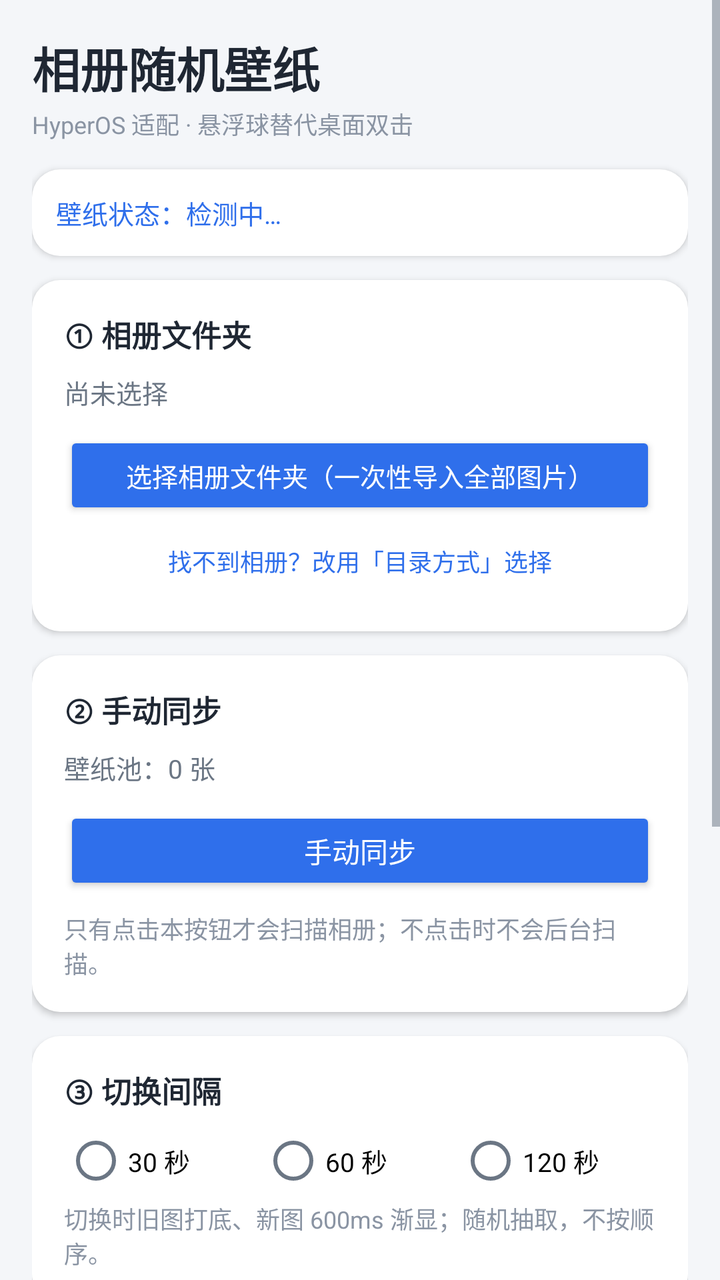
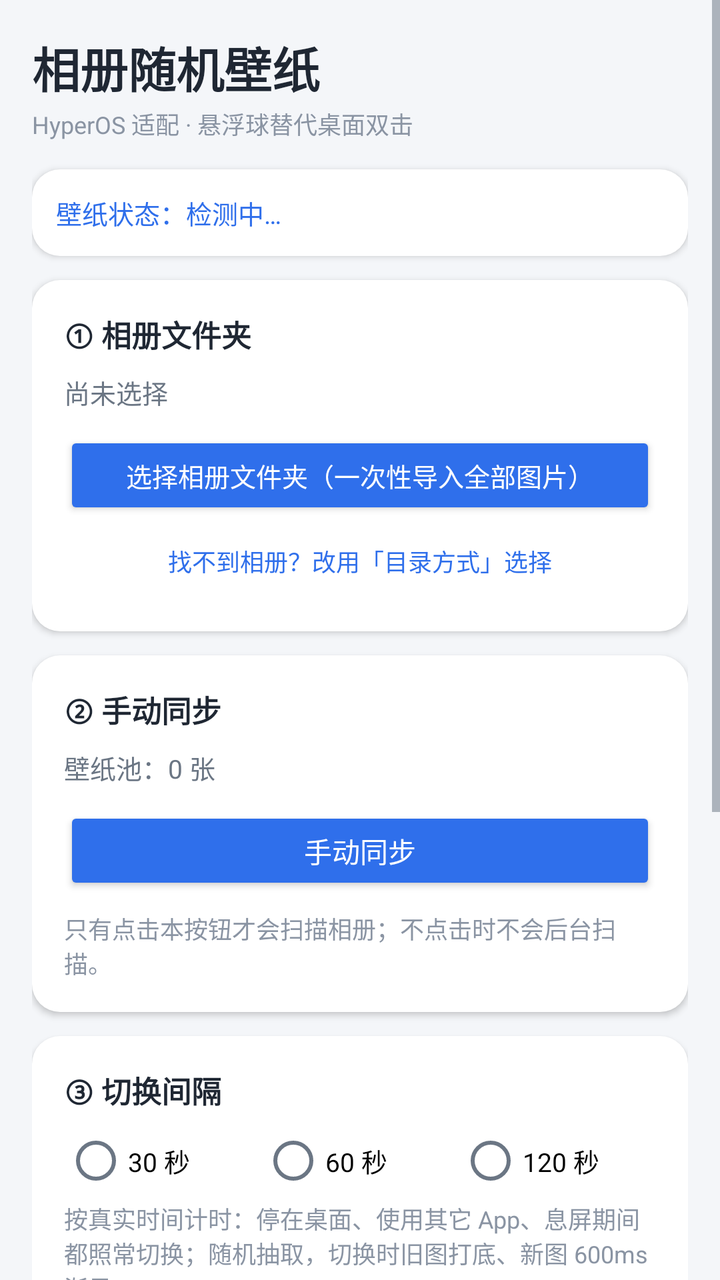

Compare the two renders of this Android layout. The source of the first and the diff that turns it into the second are given below.
<!-- AndroidManifest.xml: application theme AppTheme -->
<!-- res/layout/activity_main.xml -->
<?xml version="1.0" encoding="utf-8"?>
<ScrollView xmlns:android="http://schemas.android.com/apk/res/android"
    android:layout_width="match_parent"
    android:layout_height="match_parent"
    android:fillViewport="true">

    <LinearLayout
        android:layout_width="match_parent"
        android:layout_height="wrap_content"
        android:orientation="vertical"
        android:padding="16dp">

        <TextView
            android:layout_width="wrap_content"
            android:layout_height="wrap_content"
            android:text="相册随机壁纸"
            android:textColor="#1F2733"
            android:textSize="24sp"
            android:textStyle="bold" />

        <TextView
            android:layout_width="wrap_content"
            android:layout_height="wrap_content"
            android:layout_marginTop="2dp"
            android:text="HyperOS 适配 · 悬浮球替代桌面双击"
            android:textColor="#8A94A3"
            android:textSize="12sp" />

        <TextView
            android:id="@+id/tvWallpaperState"
            android:layout_width="match_parent"
            android:layout_height="wrap_content"
            android:layout_marginTop="14dp"
            android:background="@drawable/card_bg"
            android:elevation="2dp"
            android:padding="12dp"
            android:text="壁纸状态：检测中…"
            android:textColor="#2F6FEB"
            android:textSize="13sp" />

        
        <LinearLayout
            android:layout_width="match_parent"
            android:layout_height="wrap_content"
            android:layout_marginTop="12dp"
            android:background="@drawable/card_bg"
            android:elevation="2dp"
            android:orientation="vertical"
            android:padding="16dp">

            <TextView
                android:layout_width="wrap_content"
                android:layout_height="wrap_content"
                android:text="① 相册文件夹"
                android:textColor="#1F2733"
                android:textSize="15sp"
                android:textStyle="bold" />

            <TextView
                android:id="@+id/tvAlbum"
                android:layout_width="match_parent"
                android:layout_height="wrap_content"
                android:layout_marginTop="8dp"
                android:text="尚未选择"
                android:textColor="#6B7684"
                android:textSize="13sp" />

            <Button
                android:id="@+id/btnPickAlbum"
                android:layout_width="match_parent"
                android:layout_height="44dp"
                android:layout_marginTop="10dp"
                android:backgroundTint="#2F6FEB"
                android:text="选择相册文件夹（一次性导入全部图片）"
                android:textColor="#FFFFFF"
                android:textSize="13sp" />

            <Button
                android:id="@+id/btnPickTree"
                style="?android:attr/borderlessButtonStyle"
                android:layout_width="match_parent"
                android:layout_height="38dp"
                android:layout_marginTop="2dp"
                android:text="找不到相册？改用「目录方式」选择"
                android:textColor="#2F6FEB"
                android:textSize="12sp" />
        </LinearLayout>

        
        <LinearLayout
            android:layout_width="match_parent"
            android:layout_height="wrap_content"
            android:layout_marginTop="12dp"
            android:background="@drawable/card_bg"
            android:elevation="2dp"
            android:orientation="vertical"
            android:padding="16dp">

            <TextView
                android:layout_width="wrap_content"
                android:layout_height="wrap_content"
                android:text="② 手动同步"
                android:textColor="#1F2733"
                android:textSize="15sp"
                android:textStyle="bold" />

            <TextView
                android:id="@+id/tvPool"
                android:layout_width="match_parent"
                android:layout_height="wrap_content"
                android:layout_marginTop="8dp"
                android:text="壁纸池：0 张"
                android:textColor="#6B7684"
                android:textSize="13sp" />

            <Button
                android:id="@+id/btnSync"
                android:layout_width="match_parent"
                android:layout_height="44dp"
                android:layout_marginTop="10dp"
                android:backgroundTint="#2F6FEB"
                android:text="手动同步"
                android:textColor="#FFFFFF"
                android:textSize="14sp" />

            <TextView
                android:id="@+id/tvSyncInfo"
                android:layout_width="match_parent"
                android:layout_height="wrap_content"
                android:layout_marginTop="8dp"
                android:text="只有点击本按钮才会扫描相册；不点击时不会后台扫描。"
                android:textColor="#8A94A3"
                android:textSize="12sp" />
        </LinearLayout>

        
        <LinearLayout
            android:layout_width="match_parent"
            android:layout_height="wrap_content"
            android:layout_marginTop="12dp"
            android:background="@drawable/card_bg"
            android:elevation="2dp"
            android:orientation="vertical"
            android:padding="16dp">

            <TextView
                android:layout_width="wrap_content"
                android:layout_height="wrap_content"
                android:text="③ 切换间隔"
                android:textColor="#1F2733"
                android:textSize="15sp"
                android:textStyle="bold" />

            <RadioGroup
                android:id="@+id/rgInterval"
                android:layout_width="match_parent"
                android:layout_height="wrap_content"
                android:layout_marginTop="8dp"
                android:orientation="horizontal">

                <RadioButton
                    android:id="@+id/rb30"
                    android:layout_width="0dp"
                    android:layout_height="wrap_content"
                    android:layout_weight="1"
                    android:text="30 秒"
                    android:textSize="13sp" />

                <RadioButton
                    android:id="@+id/rb60"
                    android:layout_width="0dp"
                    android:layout_height="wrap_content"
                    android:layout_weight="1"
                    android:text="60 秒"
                    android:textSize="13sp" />

                <RadioButton
                    android:id="@+id/rb120"
                    android:layout_width="0dp"
                    android:layout_height="wrap_content"
                    android:layout_weight="1"
                    android:text="120 秒"
                    android:textSize="13sp" />
            </RadioGroup>

            <TextView
                android:layout_width="match_parent"
                android:layout_height="wrap_content"
                android:layout_marginTop="4dp"
                android:text="切换时旧图打底、新图 600ms 渐显；随机抽取，不按顺序。"
                android:textColor="#8A94A3"
                android:textSize="12sp" />
        </LinearLayout>

        
        <LinearLayout
            android:layout_width="match_parent"
            android:layout_height="wrap_content"
            android:layout_marginTop="12dp"
            android:background="@drawable/card_bg"
            android:elevation="2dp"
            android:orientation="vertical"
            android:padding="16dp">

            <TextView
                android:layout_width="wrap_content"
                android:layout_height="wrap_content"
                android:text="④ 悬浮球（替代桌面双击）"
                android:textColor="#1F2733"
                android:textSize="15sp"
                android:textStyle="bold" />

            <Switch
                android:id="@+id/swBall"
                android:layout_width="match_parent"
                android:layout_height="wrap_content"
                android:layout_marginTop="8dp"
                android:text="启用悬浮球（仅桌面显示，点一下换一张）"
                android:textSize="13sp" />

            <TextView
                android:id="@+id/tvBallState"
                android:layout_width="match_parent"
                android:layout_height="wrap_content"
                android:layout_marginTop="6dp"
                android:text="权限状态：检测中…"
                android:textColor="#8A94A3"
                android:textSize="12sp" />

            <Button
                android:id="@+id/btnPermissions"
                style="?android:attr/borderlessButtonStyle"
                android:layout_width="match_parent"
                android:layout_height="38dp"
                android:layout_marginTop="2dp"
                android:text="开启权限 / 后台保活设置"
                android:textColor="#2F6FEB"
                android:textSize="13sp" />

            <TextView
                android:id="@+id/tvKeepAlive"
                android:layout_width="match_parent"
                android:layout_height="wrap_content"
                android:layout_marginTop="2dp"
                android:text="提示：HyperOS 需手动开启自启动、省电策略「无限制」，详见避坑指南。"
                android:textColor="#8A94A3"
                android:textSize="12sp" />
        </LinearLayout>

        <Button
            android:id="@+id/btnSetWallpaper"
            android:layout_width="match_parent"
            android:layout_height="48dp"
            android:layout_marginTop="18dp"
            android:backgroundTint="#1F2733"
            android:text="设为动态壁纸"
            android:textColor="#FFFFFF"
            android:textSize="15sp" />

        <TextView
            android:layout_width="match_parent"
            android:layout_height="wrap_content"
            android:layout_marginTop="10dp"
            android:layout_marginBottom="20dp"
            android:gravity="center"
            android:text="后续更新：下载新 APK 直接点开覆盖安装即可，无需卸载"
            android:textColor="#A0A9B6"
            android:textSize="11sp" />
    </LinearLayout>
</ScrollView>
<!-- resources referenced by this layout -->
<resources>
  <!-- drawable card_bg (drawable) -->
  <?xml version="1.0" encoding="utf-8"?>
  <shape xmlns:android="http://schemas.android.com/apk/res/android"
      android:shape="rectangle">
      <solid android:color="#FFFFFF" />
      <corners android:radius="14dp" />
  </shape>
  <style name="AppTheme" parent="@android:style/Theme.Material.Light.NoActionBar">
          <item name="android:colorAccent">#2F6FEB</item>
          <item name="android:colorPrimary">#2F6FEB</item>
          <item name="android:windowBackground">#F4F6F9</item>
          <item name="android:windowLightStatusBar">true</item>
          <item name="android:statusBarColor">#F4F6F9</item>
          <item name="android:textColorPrimary">#1F2733</item>
          <item name="android:textColorSecondary">#6B7684</item>
      </style>
</resources>

<!-- the commit's change to res/layout/activity_main.xml (unified diff, before → after) -->
@@ -187,7 +187,7 @@
                 android:layout_width="match_parent"
                 android:layout_height="wrap_content"
                 android:layout_marginTop="4dp"
-                android:text="切换时旧图打底、新图 600ms 渐显；随机抽取，不按顺序。"
+                android:text="按真实时间计时：停在桌面、使用其它 App、息屏期间都照常切换；随机抽取，切换时旧图打底、新图 600ms 渐显。"
                 android:textColor="#8A94A3"
                 android:textSize="12sp" />
         </LinearLayout>
